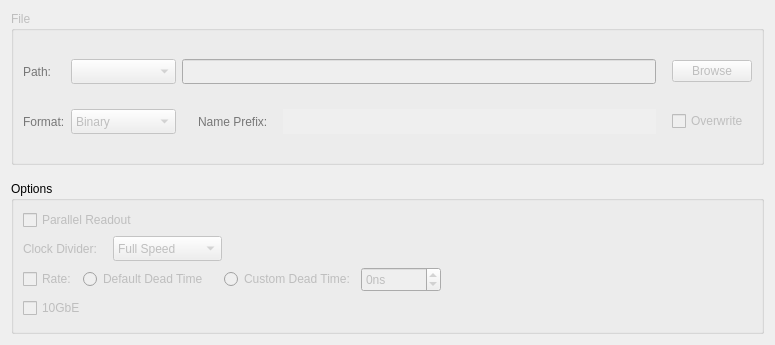
Qt form slsDetectorGui/forms/form_tab_dataoutput.ui (slsdetectorgroup/slsDetectorPackage) before a commit.
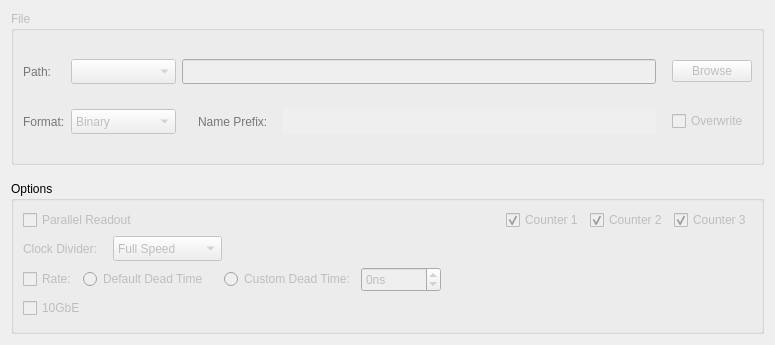
The same form after that commit. Icons and pictures are not drawn.

Commit message: added counters for m3 gui

The edit to the form file:
```diff
--- a/slsDetectorGui/forms/form_tab_dataoutput.ui
+++ b/slsDetectorGui/forms/form_tab_dataoutput.ui
@@ -533,6 +533,61 @@
           </property>
          </widget>
         </item>
+        <item>
+         <spacer name="horizontalSpacer_11">
+          <property name="orientation">
+           <enum>Qt::Horizontal</enum>
+          </property>
+          <property name="sizeType">
+           <enum>QSizePolicy::Expanding</enum>
+          </property>
+          <property name="sizeHint" stdset="0">
+           <size>
+            <width>10</width>
+            <height>20</height>
+           </size>
+          </property>
+         </spacer>
+        </item>
+        <item>
+         <widget class="QCheckBox" name="chkCounter1">
+          <property name="enabled">
+           <bool>false</bool>
+          </property>
+          <property name="text">
+           <string>Counter 1</string>
+          </property>
+          <property name="checked">
+           <bool>true</bool>
+          </property>
+         </widget>
+        </item>
+        <item>
+         <widget class="QCheckBox" name="chkCounter2">
+          <property name="enabled">
+           <bool>false</bool>
+          </property>
+          <property name="text">
+           <string>Counter 2</string>
+          </property>
+          <property name="checked">
+           <bool>true</bool>
+          </property>
+         </widget>
+        </item>
+        <item>
+         <widget class="QCheckBox" name="chkCounter3">
+          <property name="enabled">
+           <bool>false</bool>
+          </property>
+          <property name="text">
+           <string>Counter 3</string>
+          </property>
+          <property name="checked">
+           <bool>true</bool>
+          </property>
+         </widget>
+        </item>
        </layout>
       </item>
       <item row="4" column="0">
```
The commit also changes 2 other files.
